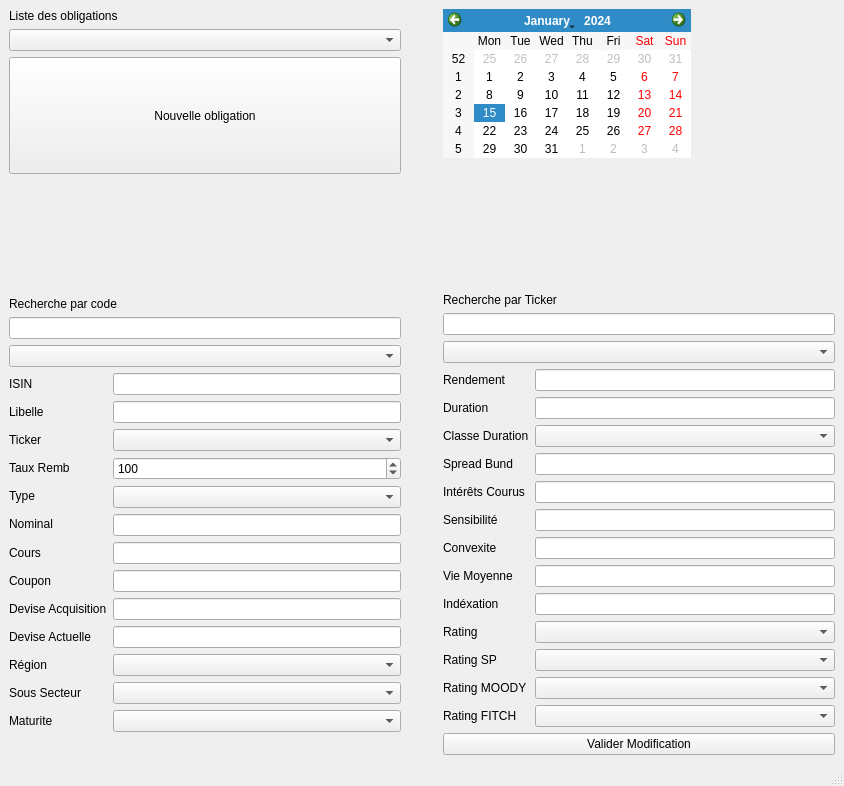
The window that Gestionnaires/GestionnaireObligataire.ui (baptiste-pasquier/eurocorporate) describes before a commit, drawn with Qt 5.
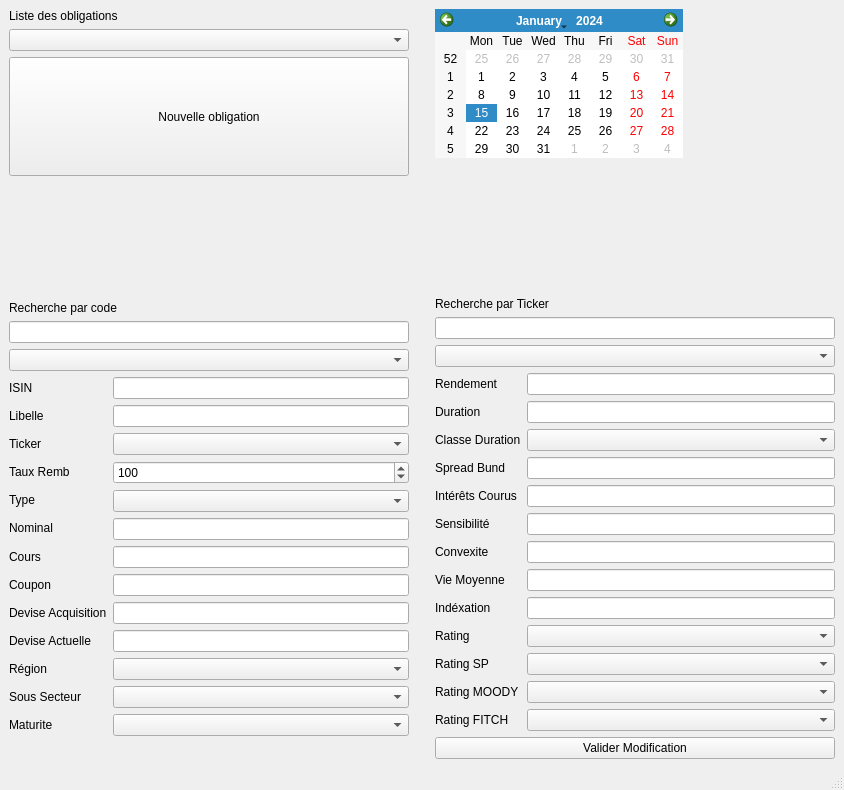
The same window after the commit. Icons and pictures are not drawn. Custom widgets are drawn as their Qt base class.

```diff
--- a/Gestionnaires/GestionnaireObligataire.ui
+++ b/Gestionnaires/GestionnaireObligataire.ui
@@ -10,7 +10,7 @@
     <x>0</x>
     <y>0</y>
     <width>844</width>
-    <height>786</height>
+    <height>790</height>
    </rect>
   </property>
   <property name="windowTitle">
@@ -274,9 +274,12 @@
       <property name="orientation">
        <enum>Qt::Horizontal</enum>
       </property>
+      <property name="sizeType">
+       <enum>QSizePolicy::Fixed</enum>
+      </property>
       <property name="sizeHint" stdset="0">
        <size>
-        <width>40</width>
+        <width>20</width>
         <height>20</height>
        </size>
       </property>
@@ -478,6 +481,12 @@
          <iconset resource="../ressources.qrc">
           <normaloff>:/ressources/img/checked-48.png</normaloff>:/ressources/img/checked-48.png</iconset>
         </property>
+        <property name="iconSize">
+         <size>
+          <width>30</width>
+          <height>20</height>
+         </size>
+        </property>
        </widget>
       </item>
      </layout>
```
